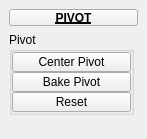
Qt form tentacle/ui/3/pivot.ui (m3trik/tentacle) before a commit.
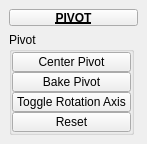
The same form after that commit. Custom widgets are drawn as their Qt base class.

Patch:
```diff
--- a/tentacle/ui/3/pivot.ui
+++ b/tentacle/ui/3/pivot.ui
@@ -10,7 +10,7 @@
     <x>0</x>
     <y>0</y>
     <width>147</width>
-    <height>139</height>
+    <height>141</height>
    </rect>
   </property>
   <property name="minimumSize">
@@ -171,6 +171,37 @@
            </property>
           </widget>
          </item>
+         <item>
+          <widget class="PushButton" name="b002">
+           <property name="enabled">
+            <bool>true</bool>
+           </property>
+           <property name="minimumSize">
+            <size>
+             <width>0</width>
+             <height>20</height>
+            </size>
+           </property>
+           <property name="maximumSize">
+            <size>
+             <width>999</width>
+             <height>20</height>
+            </size>
+           </property>
+           <property name="toolTip">
+            <string>Toggle the rotation axis pivot 90 degrees.</string>
+           </property>
+           <property name="text">
+            <string>Toggle Rotation Axis</string>
+           </property>
+           <property name="iconSize">
+            <size>
+             <width>18</width>
+             <height>18</height>
+            </size>
+           </property>
+          </widget>
+         </item>
          <item>
           <widget class="PushButton" name="tb000">
            <property name="enabled">
@@ -224,16 +255,16 @@
   </widget>
  </widget>
  <customwidgets>
-  <customwidget>
-   <class>PushButtonDraggable</class>
-   <extends>QPushButton</extends>
-   <header>widgets.pushbuttondraggable.h</header>
-  </customwidget>
   <customwidget>
    <class>PushButton</class>
    <extends>QPushButton</extends>
    <header>widgets.pushbutton.h</header>
   </customwidget>
+  <customwidget>
+   <class>PushButtonDraggable</class>
+   <extends>QPushButton</extends>
+   <header>widgets.pushbuttondraggable.h</header>
+  </customwidget>
  </customwidgets>
  <resources/>
  <connections/>
```
